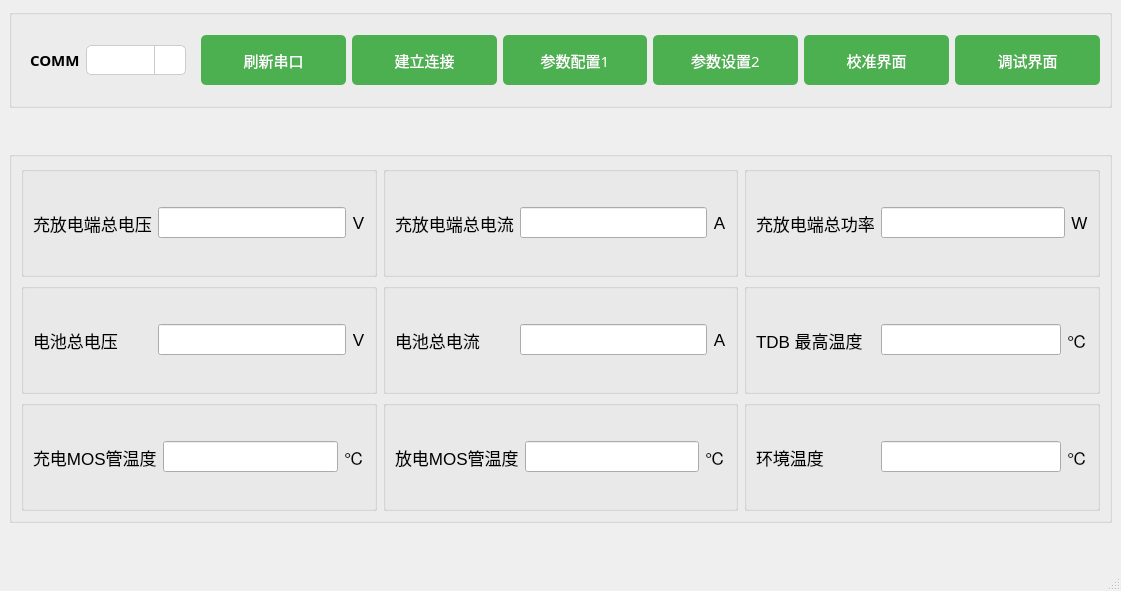
First picture: the form in mainwindow.ui, repository Curtain-Wang/TDB, before the edit.
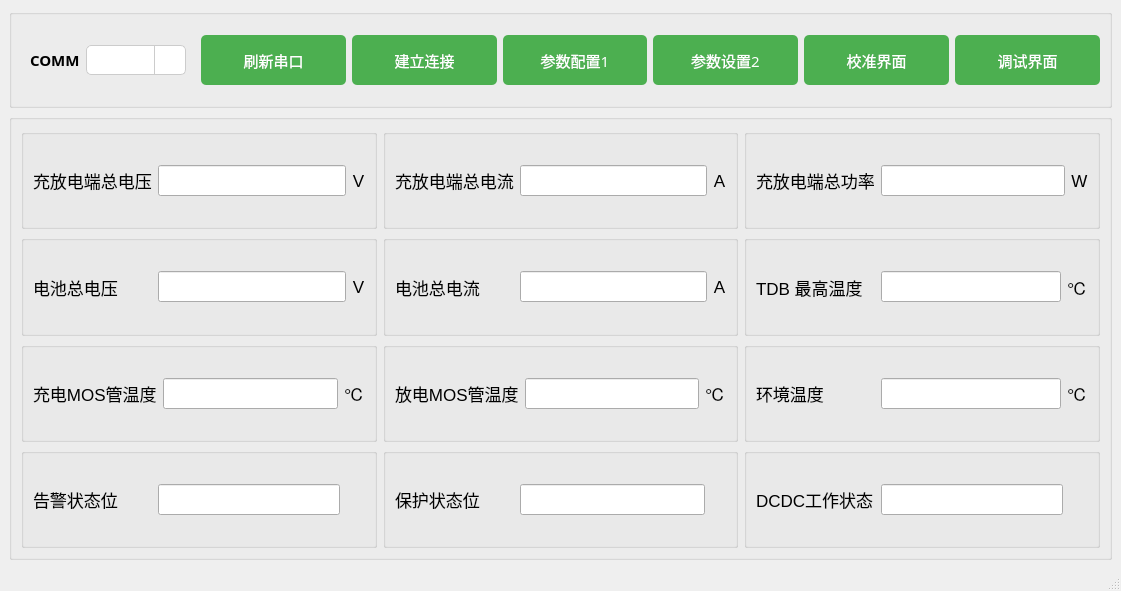
Second picture: the form after the edit. Icons and pictures are not drawn.

Patch:
```diff
--- a/mainwindow.ui
+++ b/mainwindow.ui
@@ -404,33 +404,6 @@
       </layout>
      </widget>
     </item>
-    <item>
-     <widget class="QLabel" name="label_39">
-      <property name="minimumSize">
-       <size>
-        <width>0</width>
-        <height>31</height>
-       </size>
-      </property>
-      <property name="maximumSize">
-       <size>
-        <width>16777215</width>
-        <height>31</height>
-       </size>
-      </property>
-      <property name="font">
-       <font>
-        <pointsize>13</pointsize>
-       </font>
-      </property>
-      <property name="text">
-       <string/>
-      </property>
-      <property name="alignment">
-       <set>Qt::AlignCenter</set>
-      </property>
-     </widget>
-    </item>
     <item>
      <widget class="QGroupBox" name="groupBox">
       <property name="title">
@@ -1013,36 +986,201 @@
          </layout>
         </widget>
        </item>
+       <item row="3" column="0">
+        <widget class="QGroupBox" name="groupBox_12">
+         <property name="title">
+          <string/>
+         </property>
+         <layout class="QHBoxLayout" name="horizontalLayout_21">
+          <item>
+           <widget class="QLabel" name="label_40">
+            <property name="minimumSize">
+             <size>
+              <width>119</width>
+              <height>31</height>
+             </size>
+            </property>
+            <property name="font">
+             <font>
+              <pointsize>13</pointsize>
+             </font>
+            </property>
+            <property name="text">
+             <string>告警状态位</string>
+            </property>
+            <property name="alignment">
+             <set>Qt::AlignLeading|Qt::AlignLeft|Qt::AlignVCenter</set>
+            </property>
+           </widget>
+          </item>
+          <item>
+           <widget class="QLineEdit" name="lineEdit_10">
+            <property name="minimumSize">
+             <size>
+              <width>0</width>
+              <height>31</height>
+             </size>
+            </property>
+            <property name="readOnly">
+             <bool>true</bool>
+            </property>
+           </widget>
+          </item>
+          <item>
+           <widget class="QLabel" name="label_41">
+            <property name="minimumSize">
+             <size>
+              <width>0</width>
+              <height>31</height>
+             </size>
+            </property>
+            <property name="font">
+             <font>
+              <pointsize>13</pointsize>
+             </font>
+            </property>
+            <property name="text">
+             <string>    </string>
+            </property>
+            <property name="alignment">
+             <set>Qt::AlignCenter</set>
+            </property>
+           </widget>
+          </item>
+         </layout>
+        </widget>
+       </item>
+       <item row="3" column="1">
+        <widget class="QGroupBox" name="groupBox_13">
+         <property name="title">
+          <string/>
+         </property>
+         <layout class="QHBoxLayout" name="horizontalLayout_22">
+          <item>
+           <widget class="QLabel" name="label_42">
+            <property name="minimumSize">
+             <size>
+              <width>119</width>
+              <height>31</height>
+             </size>
+            </property>
+            <property name="font">
+             <font>
+              <pointsize>13</pointsize>
+             </font>
+            </property>
+            <property name="text">
+             <string>保护状态位</string>
+            </property>
+            <property name="alignment">
+             <set>Qt::AlignLeading|Qt::AlignLeft|Qt::AlignVCenter</set>
+            </property>
+           </widget>
+          </item>
+          <item>
+           <widget class="QLineEdit" name="lineEdit_11">
+            <property name="minimumSize">
+             <size>
+              <width>0</width>
+              <height>31</height>
+             </size>
+            </property>
+            <property name="readOnly">
+             <bool>true</bool>
+            </property>
+           </widget>
+          </item>
+          <item>
+           <widget class="QLabel" name="label_43">
+            <property name="minimumSize">
+             <size>
+              <width>0</width>
+              <height>31</height>
+             </size>
+            </property>
+            <property name="font">
+             <font>
+              <pointsize>13</pointsize>
+             </font>
+            </property>
+            <property name="text">
+             <string>   </string>
+            </property>
+            <property name="alignment">
+             <set>Qt::AlignCenter</set>
+            </property>
+           </widget>
+          </item>
+         </layout>
+        </widget>
+       </item>
+       <item row="3" column="2">
+        <widget class="QGroupBox" name="groupBox_11">
+         <property name="title">
+          <string/>
+         </property>
+         <layout class="QHBoxLayout" name="horizontalLayout_20">
+          <item>
+           <widget class="QLabel" name="label_37">
+            <property name="minimumSize">
+             <size>
+              <width>119</width>
+              <height>31</height>
+             </size>
+            </property>
+            <property name="font">
+             <font>
+              <pointsize>13</pointsize>
+             </font>
+            </property>
+            <property name="text">
+             <string>DCDC工作状态</string>
+            </property>
+            <property name="alignment">
+             <set>Qt::AlignLeading|Qt::AlignLeft|Qt::AlignVCenter</set>
+            </property>
+           </widget>
+          </item>
+          <item>
+           <widget class="QLineEdit" name="lineEdit_9">
+            <property name="minimumSize">
+             <size>
+              <width>0</width>
+              <height>31</height>
+             </size>
+            </property>
+            <property name="readOnly">
+             <bool>true</bool>
+            </property>
+           </widget>
+          </item>
+          <item>
+           <widget class="QLabel" name="label_39">
+            <property name="minimumSize">
+             <size>
+              <width>0</width>
+              <height>31</height>
+             </size>
+            </property>
+            <property name="font">
+             <font>
+              <pointsize>13</pointsize>
+             </font>
+            </property>
+            <property name="text">
+             <string>    </string>
+            </property>
+            <property name="alignment">
+             <set>Qt::AlignCenter</set>
+            </property>
+           </widget>
+          </item>
+         </layout>
+        </widget>
+       </item>
       </layout>
      </widget>
     </item>
-    <item>
-     <widget class="QLabel" name="label_37">
-      <property name="minimumSize">
-       <size>
-        <width>0</width>
-        <height>31</height>
-       </size>
-      </property>
-      <property name="maximumSize">
-       <size>
-        <width>16777215</width>
-        <height>31</height>
-       </size>
-      </property>
-      <property name="font">
-       <font>
-        <pointsize>13</pointsize>
-       </font>
-      </property>
-      <property name="text">
-       <string/>
-      </property>
-      <property name="alignment">
-       <set>Qt::AlignCenter</set>
-      </property>
-     </widget>
-    </item>
    </layout>
   </widget>
   <widget class="QMenuBar" name="menubar">
```
